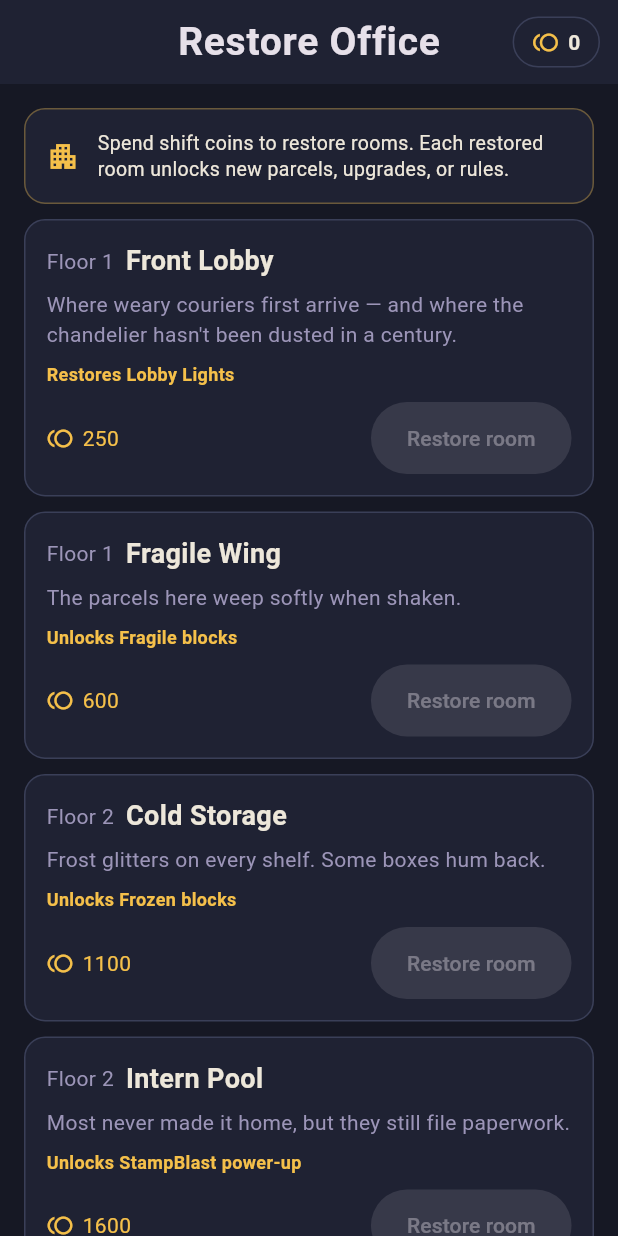
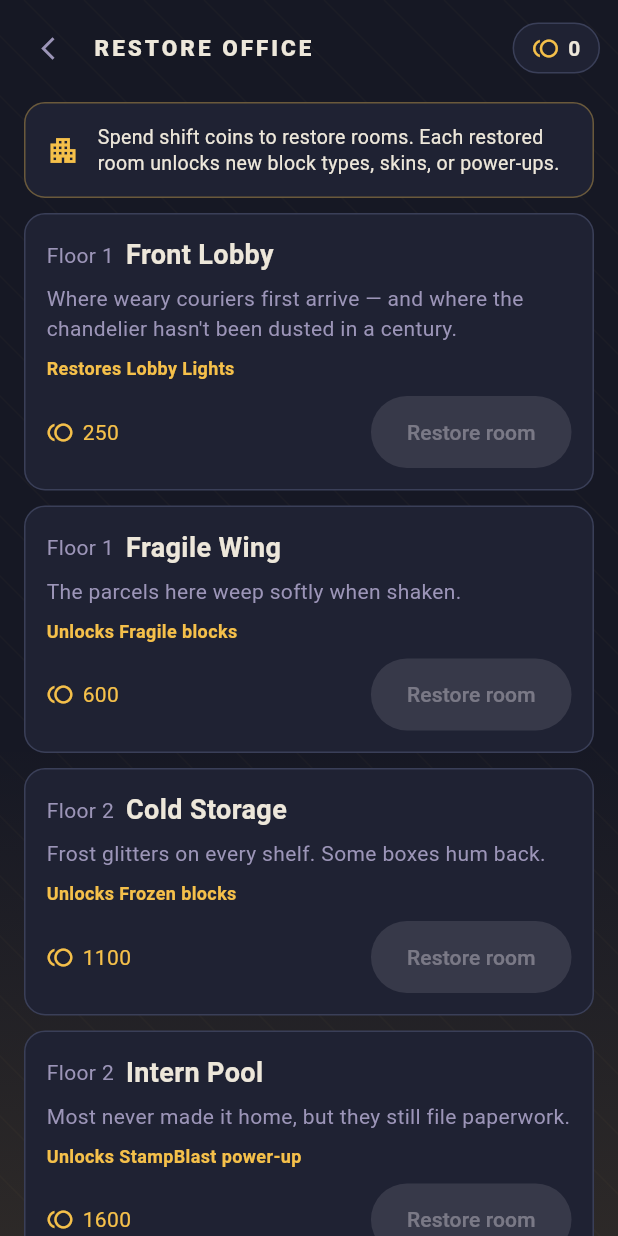
Before and after one commit to 4waiz/dead-dispatch, a Flutter app: the DepartmentScreen screen opened by its route, on a phone screen of 412 x 824 dp. Run offline on Flutter 3.47's test engine with Material 3 defaults, Android fonts, the phone set to English and light mode, and no system bars; our stand-ins replace clock, flutter_riverpod, go_router, shared_preferences; accounts and stored records are empty.

Commit message:
Add ScreenScaffold/ScreenBackground widgets and adopt across screens

```diff
--- a/lib/features/meta/presentation/department_screen.dart
+++ b/lib/features/meta/presentation/department_screen.dart
@@ -8,6 +8,7 @@ import '../../../l10n/strings_en.dart';
 import '../../../presentation/gameplay_copy.dart';
 import '../../../presentation/theme/colors.dart';
 import '../../../presentation/widgets/currency_chip.dart';
+import '../../../presentation/widgets/screen_scaffold.dart';
 import '../../../services/analytics_service.dart';
 
 class DepartmentScreen extends ConsumerWidget {
@@ -22,19 +23,12 @@ class DepartmentScreen extends ConsumerWidget {
 
     final all = progression.visibleDepartments(profile);
 
-    return Scaffold(
-      backgroundColor: AppColors.background,
-      appBar: AppBar(
-        title: const Text(Strings.departmentsTitle),
-        actions: [
-          Padding(
-            padding: const EdgeInsets.only(right: 12),
-            child: CurrencyChip(amount: profile.wallet.get(Currency.coins)),
-          ),
-        ],
-      ),
+    return ScreenScaffold(
+      title: Strings.departmentsTitle,
+      trailing: CurrencyChip(amount: profile.wallet.get(Currency.coins)),
+      padding: EdgeInsets.zero,
       body: ListView.separated(
-        padding: const EdgeInsets.all(16),
+        padding: const EdgeInsets.fromLTRB(16, 4, 16, 24),
         itemCount: all.length + 1,
         separatorBuilder: (_, __) => const SizedBox(height: 10),
         itemBuilder: (ctx, i) {
@@ -94,7 +88,7 @@ class _RestorationHeader extends StatelessWidget {
           SizedBox(width: 12),
           Expanded(
             child: Text(
-              'Spend shift coins to restore rooms. Each restored room unlocks new parcels, upgrades, or rules.',
+              'Spend shift coins to restore rooms. Each restored room unlocks new block types, skins, or power-ups.',
               style: TextStyle(
                 color: AppColors.textPrimary,
                 fontSize: 13,
--- /dev/null
+++ b/lib/presentation/widgets/screen_background.dart
@@ -0,0 +1,56 @@
+import 'package:flutter/material.dart';
+
+/// The shared diagonal-gold-stripes + bottom-glow backdrop used across
+/// every full-page screen. Centralised so every screen — splash,
+/// tutorial, menu, brief, gameplay, result, settings, upgrades,
+/// departments, daily, debug — shares the same haunted-desk feel.
+class ScreenBackground extends StatelessWidget {
+  const ScreenBackground({super.key});
+
+  @override
+  Widget build(BuildContext context) {
+    return const Positioned.fill(
+      child: IgnorePointer(child: _BackgroundPainter()),
+    );
+  }
+}
+
+class _BackgroundPainter extends StatelessWidget {
+  const _BackgroundPainter();
+  @override
+  Widget build(BuildContext context) => CustomPaint(painter: _Painter());
+}
+
+class _Painter extends CustomPainter {
+  @override
+  void paint(Canvas canvas, Size size) {
+    final paint = Paint()
+      ..color = const Color(0x07F5C04A)
+      ..strokeWidth = 1;
+    for (double x = -size.height; x < size.width + size.height; x += 40) {
+      canvas.drawLine(
+        Offset(x, 0),
+        Offset(x + size.height, size.height),
+        paint,
+      );
+    }
+    final glowRect = Rect.fromLTWH(
+      0,
+      size.height * 0.6,
+      size.width,
+      size.height * 0.4,
+    );
+    canvas.drawRect(
+      glowRect,
+      Paint()
+        ..shader = const LinearGradient(
+          begin: Alignment.bottomCenter,
+          end: Alignment.topCenter,
+          colors: [Color(0x1AF5C04A), Color(0x00F5C04A)],
+        ).createShader(glowRect),
+    );
+  }
+
+  @override
+  bool shouldRepaint(covariant CustomPainter oldDelegate) => false;
+}
--- /dev/null
+++ b/lib/presentation/widgets/screen_scaffold.dart
@@ -0,0 +1,125 @@
+import 'package:flutter/material.dart';
+import 'package:go_router/go_router.dart';
+
+import '../theme/colors.dart';
+import 'screen_background.dart';
+
+/// Standard page chrome used by every non-gameplay screen. Composes:
+///   • the dark haunted-desk background colour
+///   • the shared [ScreenBackground] (diagonal stripes + bottom glow)
+///   • a slim header row (back button + title + optional trailing slot)
+///   • a SafeArea-padded body
+///
+/// Using this wrapper everywhere keeps splash → tutorial → menu →
+/// brief → game → result → upgrades → departments → settings → daily
+/// looking like one app, not 10.
+class ScreenScaffold extends StatelessWidget {
+  const ScreenScaffold({
+    required this.body,
+    this.title,
+    this.trailing,
+    this.showBack = true,
+    this.padding = const EdgeInsets.fromLTRB(16, 12, 16, 16),
+    super.key,
+  });
+
+  /// Title shown in the header row. Null hides the header entirely
+  /// (use for splash / hero pages).
+  final String? title;
+
+  /// Optional widget on the right of the header (e.g. coin chip).
+  final Widget? trailing;
+
+  /// Show a back button on the left of the header. Defaults to true.
+  final bool showBack;
+
+  /// Body padding. Use `EdgeInsets.zero` to manage padding yourself
+  /// (e.g. for a `ListView`).
+  final EdgeInsetsGeometry padding;
+
+  final Widget body;
+
+  @override
+  Widget build(BuildContext context) {
+    final hasHeader = title != null || trailing != null || showBack;
+    return Scaffold(
+      backgroundColor: AppColors.background,
+      body: Stack(
+        children: [
+          const ScreenBackground(),
+          SafeArea(
+            child: Column(
+              children: [
+                if (hasHeader)
+                  _Header(
+                    title: title,
+                    trailing: trailing,
+                    showBack: showBack,
+                  ),
+                Expanded(
+                  child: Padding(padding: padding, child: body),
+                ),
+              ],
+            ),
+          ),
+        ],
+      ),
+    );
+  }
+}
+
+class _Header extends StatelessWidget {
+  const _Header({
+    required this.title,
+    required this.trailing,
+    required this.showBack,
+  });
+
+  final String? title;
+  final Widget? trailing;
+  final bool showBack;
+
+  @override
+  Widget build(BuildContext context) {
+    return Padding(
+      padding: const EdgeInsets.fromLTRB(8, 8, 12, 8),
+      child: Row(
+        children: [
+          if (showBack)
+            IconButton(
+              icon: const Icon(
+                Icons.arrow_back_ios_new,
+                color: AppColors.textMuted,
+                size: 18,
+              ),
+              padding: EdgeInsets.zero,
+              onPressed: () {
+                if (context.canPop()) {
+                  context.pop();
+                } else {
+                  context.go('/menu');
+                }
+              },
+            )
+          else
+            const SizedBox(width: 8),
+          const SizedBox(width: 6),
+          Expanded(
+            child: Text(
+              (title ?? '').toUpperCase(),
+              maxLines: 1,
+              overflow: TextOverflow.ellipsis,
+              style: const TextStyle(
+                color: AppColors.textPrimary,
+                fontSize: 15,
+                fontWeight: FontWeight.w900,
+                letterSpacing: 2,
+              ),
+            ),
+          ),
+          if (trailing != null) trailing!,
+        ],
+      ),
+    );
+  }
+}
```
Also changed, not shown: lib/features/daily_challenge/presentation/daily_challenge_screen.dart (+15 -13 lines), lib/features/debug/presentation/debug_screen.dart (+11 -8 lines), lib/features/menu/presentation/main_menu_screen.dart (+3 -46 lines), lib/features/shift_brief/presentation/shift_brief_screen.dart (+2 -43 lines), lib/features/shift_result/presentation/shift_result_screen.dart (+8 -8 lines), lib/features/splash/presentation/splash_screen.dart (+19 -7 lines), lib/features/tutorial/presentation/tutorial_screen.dart (+8 -12 lines), lib/features/upgrades/presentation/upgrade_screen.dart (+10 -14 lines).
